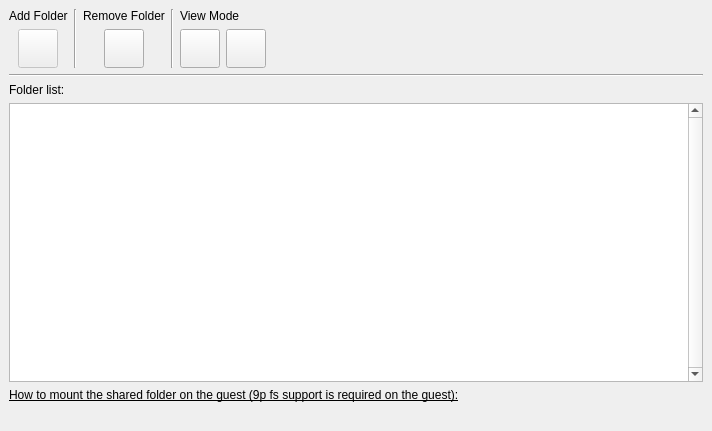
Old version of the form src/Folder_Sharing_Widget.ui in the repository tobimensch/aqemu.
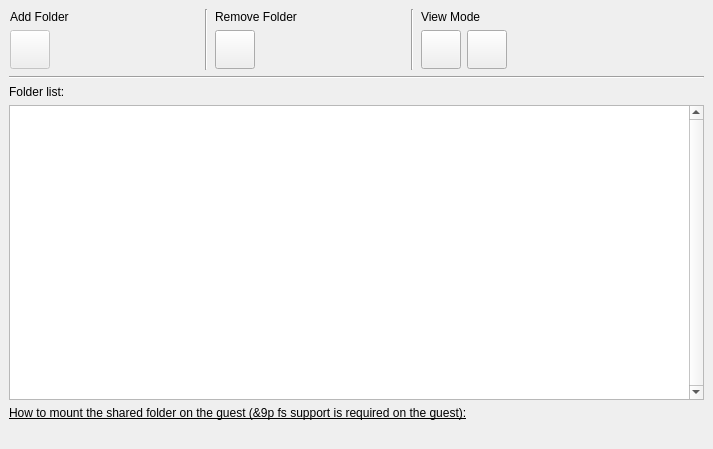
New version of the form. Icons and pictures are not drawn.

Commit message: Layouts of Ports Tab and Folder Sharing now are getting synced with Device Manager. More UI improvements. New icons for serial and parallel ports from openclipart.org by https://openclipart.org/user-detail/jhnri4

Patch:
```diff
--- a/src/Folder_Sharing_Widget.ui
+++ b/src/Folder_Sharing_Widget.ui
@@ -7,8 +7,8 @@
    <rect>
     <x>0</x>
     <y>0</y>
-    <width>712</width>
-    <height>431</height>
+    <width>713</width>
+    <height>449</height>
    </rect>
   </property>
   <property name="windowTitle">
@@ -41,120 +41,6 @@
      </property>
     </widget>
    </item>
-   <item row="0" column="4">
-    <layout class="QGridLayout">
-     <property name="margin">
-      <number>0</number>
-     </property>
-     <property name="spacing">
-      <number>6</number>
-     </property>
-     <item row="0" column="0">
-      <widget class="QLabel" name="Label_View_Mode">
-       <property name="text">
-        <string>View Mode</string>
-       </property>
-      </widget>
-     </item>
-     <item row="1" column="0">
-      <layout class="QHBoxLayout">
-       <property name="spacing">
-        <number>6</number>
-       </property>
-       <property name="margin">
-        <number>0</number>
-       </property>
-       <item>
-        <widget class="QToolButton" name="TB_Icon_Mode">
-         <property name="toolTip">
-          <string>Icon Mode</string>
-         </property>
-         <property name="text">
-          <string/>
-         </property>
-         <property name="icon">
-          <iconset resource="../resources/icons.qrc">
-           <normaloff>:/view_icon.png</normaloff>:/view_icon.png</iconset>
-         </property>
-         <property name="iconSize">
-          <size>
-           <width>32</width>
-           <height>32</height>
-          </size>
-         </property>
-        </widget>
-       </item>
-       <item>
-        <widget class="QToolButton" name="TB_List_Mode">
-         <property name="toolTip">
-          <string>List Mode</string>
-         </property>
-         <property name="text">
-          <string/>
-         </property>
-         <property name="icon">
-          <iconset resource="../resources/icons.qrc">
-           <normaloff>:/view_detailed.png</normaloff>:/view_detailed.png</iconset>
-         </property>
-         <property name="iconSize">
-          <size>
-           <width>32</width>
-           <height>32</height>
-          </size>
-         </property>
-        </widget>
-       </item>
-      </layout>
-     </item>
-    </layout>
-   </item>
-   <item row="0" column="2">
-    <layout class="QVBoxLayout">
-     <property name="spacing">
-      <number>6</number>
-     </property>
-     <property name="margin">
-      <number>0</number>
-     </property>
-     <item>
-      <widget class="QLabel" name="Label_Manage_Folders">
-       <property name="text">
-        <string>Remove Folder</string>
-       </property>
-      </widget>
-     </item>
-     <item>
-      <layout class="QHBoxLayout">
-       <property name="spacing">
-        <number>6</number>
-       </property>
-       <property name="margin">
-        <number>0</number>
-       </property>
-       <item>
-        <widget class="QToolButton" name="TB_Remove_Folder">
-         <property name="toolTip">
-          <string>Remove from shared folders list</string>
-         </property>
-         <property name="text">
-          <string/>
-         </property>
-         <property name="icon">
-          <iconset resource="../resources/icons.qrc">
-           <normaloff>:/remove.png</normaloff>:/remove.png</iconset>
-         </property>
-         <property name="iconSize">
-          <size>
-           <width>32</width>
-           <height>32</height>
-          </size>
-         </property>
-        </widget>
-       </item>
-      </layout>
-     </item>
-    </layout>
-   </item>
    <item row="0" column="1">
     <widget class="Line" name="line_3">
      <property name="orientation">
@@ -162,56 +48,6 @@
      </property>
     </widget>
    </item>
-   <item row="0" column="0">
-    <layout class="QVBoxLayout">
-     <property name="spacing">
-      <number>6</number>
-     </property>
-     <property name="margin">
-      <number>0</number>
-     </property>
-     <item>
-      <widget class="QLabel" name="Label_Add_Folders">
-       <property name="text">
-        <string>Add Folder</string>
-       </property>
-      </widget>
-     </item>
-     <item>
-      <layout class="QHBoxLayout">
-       <property name="spacing">
-        <number>6</number>
-       </property>
-       <property name="margin">
-        <number>0</number>
-       </property>
-       <item>
-        <widget class="QToolButton" name="TB_Add_Folder">
-         <property name="enabled">
-          <bool>false</bool>
-         </property>
-         <property name="toolTip">
-          <string>Add to shared folders list</string>
-         </property>
-         <property name="text">
-          <string/>
-         </property>
-         <property name="icon">
-          <iconset resource="../resources/icons.qrc">
-           <normaloff>:/open-folder.png</normaloff>:/open-folder.png</iconset>
-         </property>
-         <property name="iconSize">
-          <size>
-           <width>32</width>
-           <height>32</height>
-          </size>
-         </property>
-        </widget>
-       </item>
-      </layout>
-     </item>
-    </layout>
-   </item>
    <item row="1" column="0" colspan="6">
     <widget class="Line" name="line_2">
      <property name="orientation">
@@ -285,7 +121,7 @@
         </font>
        </property>
        <property name="text">
-        <string>How to mount the shared folder on the guest (9p fs support is required on the guest):</string>
+        <string>How to mount the shared folder on the guest (&amp;9p fs support is required on the guest):</string>
        </property>
       </widget>
      </item>
@@ -301,6 +137,256 @@
      </item>
     </layout>
    </item>
+   <item row="0" column="0">
+    <widget class="QWidget" name="add_layout_widget" native="true">
+     <layout class="QVBoxLayout">
+      <property name="spacing">
+       <number>6</number>
+      </property>
+      <property name="leftMargin">
+       <number>1</number>
+      </property>
+      <property name="topMargin">
+       <number>1</number>
+      </property>
+      <property name="rightMargin">
+       <number>1</number>
+      </property>
+      <property name="bottomMargin">
+       <number>1</number>
+      </property>
+      <item>
+       <widget class="QLabel" name="Label_Add_Folders">
+        <property name="text">
+         <string>Add Folder</string>
+        </property>
+       </widget>
+      </item>
+      <item>
+       <layout class="QHBoxLayout">
+        <property name="spacing">
+         <number>6</number>
+        </property>
+        <property name="leftMargin">
+         <number>0</number>
+        </property>
+        <property name="topMargin">
+         <number>0</number>
+        </property>
+        <property name="rightMargin">
+         <number>0</number>
+        </property>
+        <property name="bottomMargin">
+         <number>0</number>
+        </property>
+        <item>
+         <widget class="QToolButton" name="TB_Add_Folder">
+          <property name="enabled">
+           <bool>false</bool>
+          </property>
+          <property name="toolTip">
+           <string>Add to shared folders list</string>
+          </property>
+          <property name="text">
+           <string/>
+          </property>
+          <property name="icon">
+           <iconset resource="../resources/icons.qrc">
+            <normaloff>:/open-folder.png</normaloff>:/open-folder.png</iconset>
+          </property>
+          <property name="iconSize">
+           <size>
+            <width>32</width>
+            <height>32</height>
+           </size>
+          </property>
+         </widget>
+        </item>
+        <item>
+         <spacer name="horizontalSpacer">
+          <property name="orientation">
+           <enum>Qt::Horizontal</enum>
+          </property>
+          <property name="sizeHint" stdset="0">
+           <size>
+            <width>40</width>
+            <height>20</height>
+           </size>
+          </property>
+         </spacer>
+        </item>
+       </layout>
+      </item>
+     </layout>
+    </widget>
+   </item>
+   <item row="0" column="2">
+    <widget class="QWidget" name="manage_layout_widget" native="true">
+     <layout class="QVBoxLayout">
+      <property name="spacing">
+       <number>6</number>
+      </property>
+      <property name="leftMargin">
+       <number>1</number>
+      </property>
+      <property name="topMargin">
+       <number>1</number>
+      </property>
+      <property name="rightMargin">
+       <number>1</number>
+      </property>
+      <property name="bottomMargin">
+       <number>1</number>
+      </property>
+      <item>
+       <widget class="QLabel" name="Label_Manage_Folders">
+        <property name="text">
+         <string>Remove Folder</string>
+        </property>
+       </widget>
+      </item>
+      <item>
+       <layout class="QHBoxLayout">
+        <property name="spacing">
+         <number>6</number>
+        </property>
+        <property name="leftMargin">
+         <number>0</number>
+        </property>
+        <property name="topMargin">
+         <number>0</number>
+        </property>
+        <property name="rightMargin">
+         <number>0</number>
+        </property>
+        <property name="bottomMargin">
+         <number>0</number>
+        </property>
+        <item>
+         <widget class="QToolButton" name="TB_Remove_Folder">
+          <property name="toolTip">
+           <string>Remove from shared folders list</string>
+          </property>
+          <property name="text">
+           <string/>
+          </property>
+          <property name="icon">
+           <iconset resource="../resources/icons.qrc">
+            <normaloff>:/remove.png</normaloff>:/remove.png</iconset>
+          </property>
+          <property name="iconSize">
+           <size>
+            <width>32</width>
+            <height>32</height>
+           </size>
+          </property>
+         </widget>
+        </item>
+        <item>
+         <spacer name="horizontalSpacer_2">
+          <property name="orientation">
+           <enum>Qt::Horizontal</enum>
+          </property>
+          <property name="sizeHint" stdset="0">
+           <size>
+            <width>40</width>
+            <height>20</height>
+           </size>
+          </property>
+         </spacer>
+        </item>
+       </layout>
+      </item>
+     </layout>
+    </widget>
+   </item>
+   <item row="0" column="4">
+    <widget class="QWidget" name="view_layout_widget" native="true">
+     <layout class="QGridLayout">
+      <property name="leftMargin">
+       <number>1</number>
+      </property>
+      <property name="topMargin">
+       <number>1</number>
+      </property>
+      <property name="rightMargin">
+       <number>1</number>
+      </property>
+      <property name="bottomMargin">
+       <number>1</number>
+      </property>
+      <property name="spacing">
+       <number>6</number>
+      </property>
+      <item row="0" column="0">
+       <widget class="QLabel" name="Label_View_Mode">
+        <property name="text">
+         <string>View Mode</string>
+        </property>
+       </widget>
+      </item>
+      <item row="1" column="0">
+       <layout class="QHBoxLayout">
+        <property name="spacing">
+         <number>6</number>
+        </property>
+        <property name="leftMargin">
+         <number>0</number>
+        </property>
+        <property name="topMargin">
+         <number>0</number>
+        </property>
+        <property name="rightMargin">
+         <number>0</number>
+        </property>
+        <property name="bottomMargin">
+         <number>0</number>
+        </property>
+        <item>
+         <widget class="QToolButton" name="TB_Icon_Mode">
+          <property name="toolTip">
+           <string>Icon Mode</string>
+          </property>
+          <property name="text">
+           <string/>
+          </property>
+          <property name="icon">
+           <iconset resource="../resources/icons.qrc">
+            <normaloff>:/view_icon.png</normaloff>:/view_icon.png</iconset>
+          </property>
+          <property name="iconSize">
+           <size>
+            <width>32</width>
+            <height>32</height>
+           </size>
+          </property>
+         </widget>
+        </item>
+        <item>
+         <widget class="QToolButton" name="TB_List_Mode">
+          <property name="toolTip">
+           <string>List Mode</string>
+          </property>
+          <property name="text">
+           <string/>
+          </property>
+          <property name="icon">
+           <iconset resource="../resources/icons.qrc">
+            <normaloff>:/view_detailed.png</normaloff>:/view_detailed.png</iconset>
+          </property>
+          <property name="iconSize">
+           <size>
+            <width>32</width>
+            <height>32</height>
+           </size>
+          </property>
+         </widget>
+        </item>
+       </layout>
+      </item>
+     </layout>
+    </widget>
+   </item>
   </layout>
   <action name="actionAdd_Folder">
    <property name="icon">
```
Left out of the diff: 89 changed lines with no effect on the pictures. The commit also changes 14 other files.
